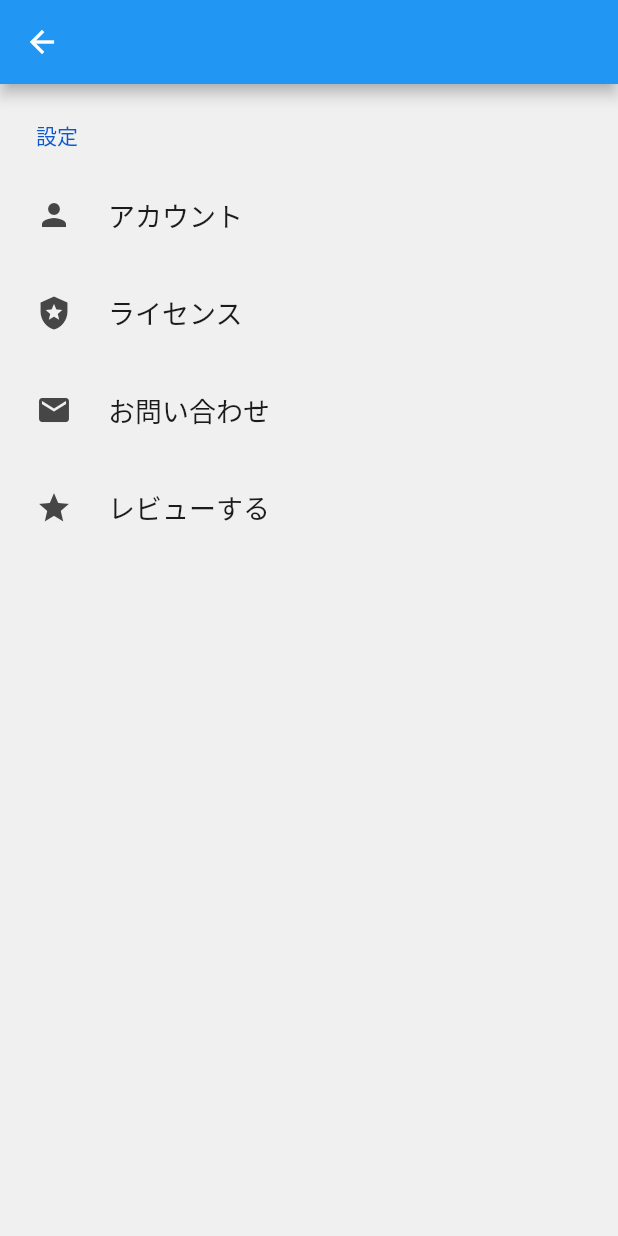
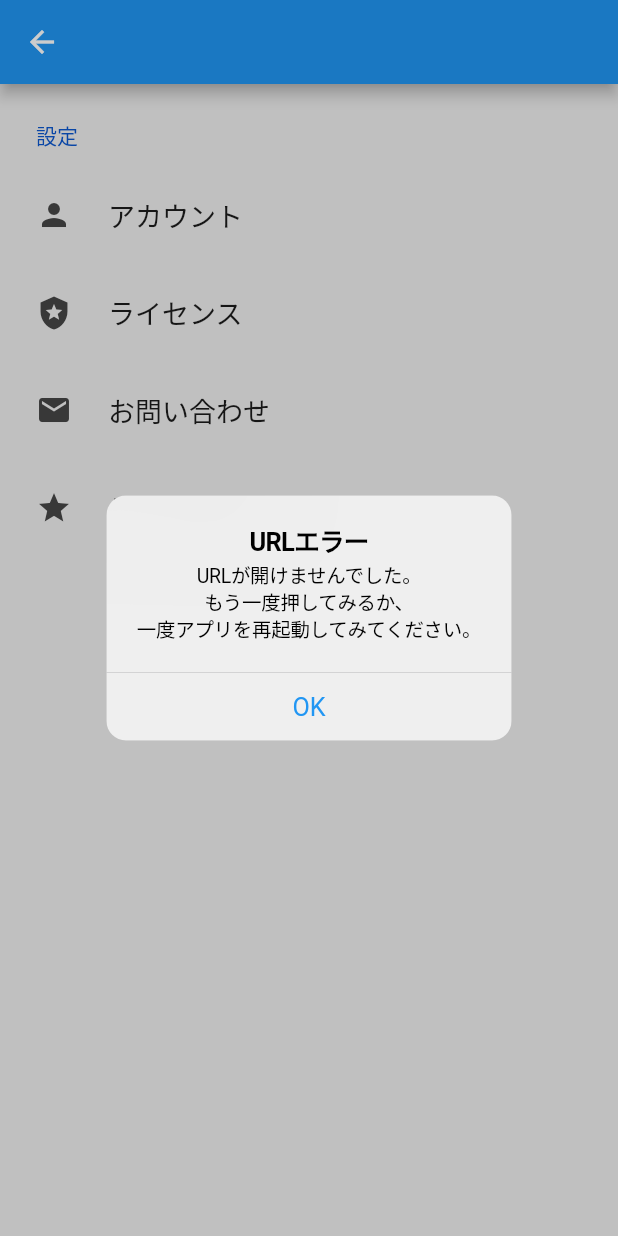
Before and after one commit to iseruuuuu/book_instagram_firebase_app, a Flutter app: the SettingScreen screen opened directly, after a tap on "お問い合わせ", on a phone screen of 412 x 824 dp. Run offline on Flutter 3.47's test engine with Material 2 defaults, Android fonts, the light colour scheme and no system bars; drawn by our look-alikes of settings_ui; our stand-ins replace cloud_firestore, community_material_icon, dotted_border, firebase_auth, firebase_core, firebase_storage and 4 more; accounts and stored records are empty.

Commit message:
add: レビューとお問い合わせのエラーの対応を作成

```diff
--- a/lib/screen/setting_screen/setting_screen.dart
+++ b/lib/screen/setting_screen/setting_screen.dart
@@ -1,4 +1,5 @@
 import 'package:book_instagram_for_firebase/screen/account_screen/edit_screen.dart';
+import 'package:flutter/cupertino.dart';
 import 'package:flutter/material.dart';
 import 'package:in_app_review/in_app_review.dart';
 import 'package:settings_ui/settings_ui.dart';
@@ -46,11 +47,14 @@ class SettingScreen extends StatelessWidget {
                       'https://docs.google.com/forms/d/e/1FAIpQLScvyVmwmzc_acPaCKaM0EER7iNP7zxL0YJsGqV7saEqdT8M1g/viewform?usp=sf_link';
                   if (await canLaunch(url)) {
                     await launch(url);
-                  } else if (await canLaunch(url)) {
-                    // 最初のURLが開けなかった場合かつセカンドURLが有って開けた場合
-                    await launch(url);
                   } else {
-                    // 任意のエラー処理
+                    openDialog(
+                      context: context,
+                      title: 'URLエラー',
+                      content: 'URLが開けませんでした。\n'
+                          'もう一度押してみるか、\n'
+                          '一度アプリを再起動してみてください。',
+                    );
                   }
                 },
               ),
@@ -60,6 +64,13 @@ class SettingScreen extends StatelessWidget {
                 onPressed: (context) async {
                   if (await inAppReview.isAvailable()) {
                     inAppReview.requestReview();
+                  } else {
+                    openDialog(
+                      context: context,
+                      title: 'レビューができませんでした。',
+                      content: 'レビューができませんでした。\n'
+                          'お手数ですが、もう一度お試しください',
+                    );
                   }
                 },
               ),
@@ -69,4 +80,27 @@ class SettingScreen extends StatelessWidget {
       ),
     );
   }
+
+  void openDialog(
+      {required BuildContext context,
+      required String title,
+      required String content}) {
+    showCupertinoDialog(
+      context: context,
+      builder: (context) {
+        return CupertinoAlertDialog(
+          title: Text(title),
+          content: Text(content),
+          actions: [
+            CupertinoDialogAction(
+              child: const Text("OK"),
+              onPressed: () {
+                Navigator.of(context).pop();
+              },
+            ),
+          ],
+        );
+      },
+    );
+  }
 }
--- a/lib/utils/funciton_utils.dart
+++ b/lib/utils/funciton_utils.dart
@@ -12,7 +12,7 @@ class FunctionUtils {
 
   static Future<dynamic> getImageFromCamera() async {
     ImagePicker picker = ImagePicker();
-    final pickedFile =  await picker.pickImage(source: ImageSource.camera);
+    final pickedFile = await picker.pickImage(source: ImageSource.camera);
     return pickedFile;
   }
 
```
